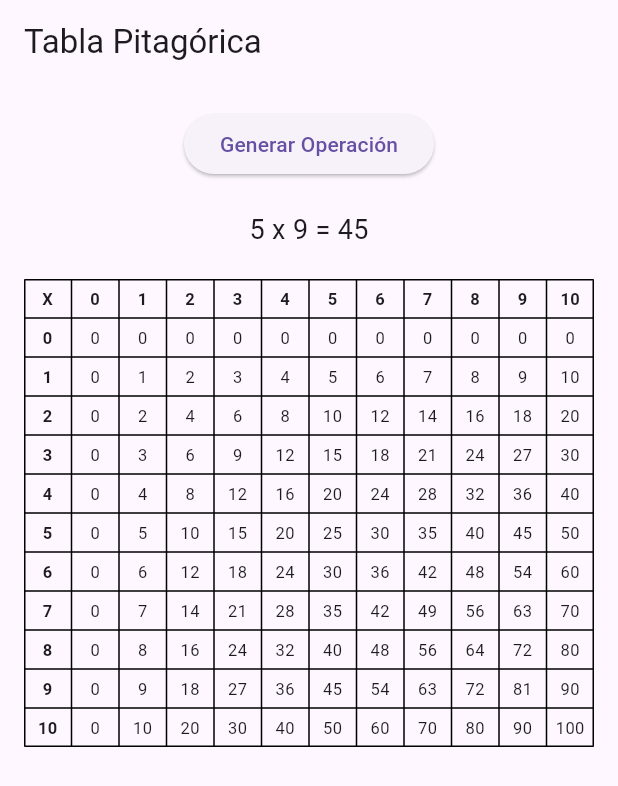
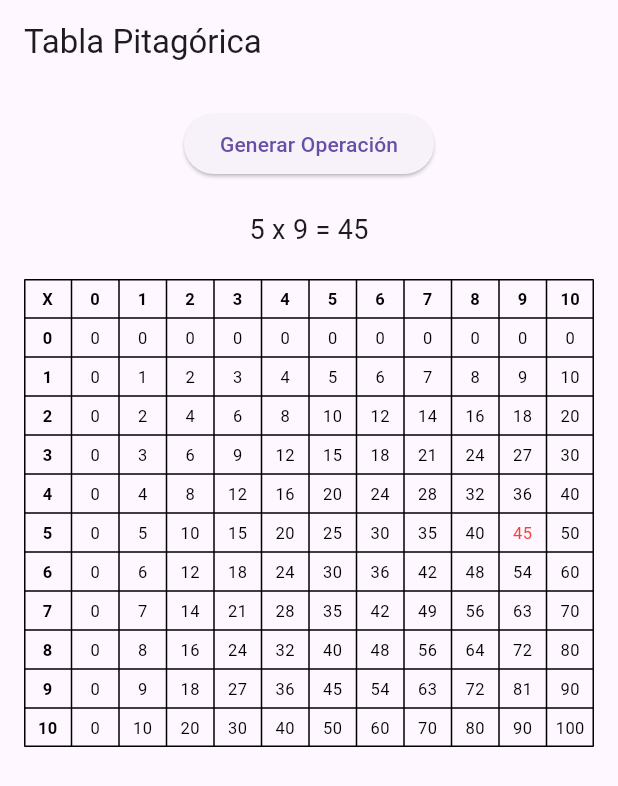
Before and after one commit to martinschipani/Tabla-pitagorica, a Flutter app: the screen it shows after launch, after a tap on "Generar Operación", on a phone screen of 412 x 824 dp. Shown: the top 786 px of the screen. Run offline on Flutter 3.47's test engine with Material 3 defaults, Android fonts, the phone set to English and light mode, and no system bars.

Commit message:
Boton de operaciones random
Se agrego la funcionalidad del boton.

```diff
--- a/tabla_pitagorica/lib/controllers/random_operation_button_controller.dart
+++ b/tabla_pitagorica/lib/controllers/random_operation_button_controller.dart
@@ -2,14 +2,26 @@ import 'dart:math';
 
 class OperationButtonController {
   final int size;
+  final Set<List<int>> _previousOperations = {}; // Conjunto para almacenar las operaciones anteriores
 
   OperationButtonController(this.size);
 
+  // Método para generar una operación aleatoria sin repetición
   List<int> getRandomOperation() {
     final random = Random();
-    int row = random.nextInt(size + 1);
-    int col = random.nextInt(size + 1);
-    int result = row * col;
-    return [row, col, result];
+    List<int> operation;
+
+    if (_previousOperations.length >= (size + 1) * (size + 1)) {
+      throw Exception('Todas las operaciones ya han sido generadas.');
+    }
+
+    do {
+      int row = random.nextInt(size + 1); // Generar un número aleatorio entre 0 y size
+      int col = random.nextInt(size + 1); // Generar un número aleatorio entre 0 y size
+      operation = [row, col, row * col];
+    } while (_previousOperations.contains(operation)); // Repetir hasta que se encuentre una operación no repetida
+
+    _previousOperations.add(operation); // Agregar la nueva operación al conjunto
+    return operation;
   }
 }
--- a/tabla_pitagorica/lib/views/pythagorean_table_view.dart
+++ b/tabla_pitagorica/lib/views/pythagorean_table_view.dart
@@ -14,10 +14,20 @@ class PythagoreanTableView extends StatefulWidget {
 }
 
 class _PythagoreanTableViewState extends State<PythagoreanTableView> {
+  Set<String> _highlightedCells = {};
+
+  void _handleOperationGenerated(List<int> operation) {
+    setState(() {
+      // Sumamos 1 a la fila y columna porque el resultado está desplazado por los encabezados
+      int multiplicando = operation[0] + 1; // Fila
+      int multiplicador = operation[1] + 1; // Columna
+      _highlightedCells.add('$multiplicando-$multiplicador');
+    });
+  }
+
   @override
   Widget build(BuildContext context) {
     final table = widget.controller.getTable(widget.tableSize);
-
     final operationButtonController = OperationButtonController(widget.tableSize);
 
     return Scaffold(
@@ -28,8 +38,8 @@ class _PythagoreanTableViewState extends State<PythagoreanTableView> {
         padding: const EdgeInsets.all(16.0),
         child: Column(
           children: [
-            OperationButtonView(controller: operationButtonController),
-            SizedBox(height: 20),
+            OperationButtonView(controller: operationButtonController, onOperationGenerated: _handleOperationGenerated),
+            SizedBox(height: 20), // Espacio entre la tabla y el botón
             Expanded(
               child: SingleChildScrollView(
                 child: Table(
@@ -38,13 +48,14 @@ class _PythagoreanTableViewState extends State<PythagoreanTableView> {
                   children: [
                     TableRow(
                       children: table[0].map((cell) {
-                        return _buildCell(cell.toString(), true);
+                        return _buildCell(cell.toString(), true, false);
                       }).toList(),
                     ),
                     for (int i = 1; i < table.length; i++)
                       TableRow(
                         children: List.generate(table[i].length, (index) {
-                          return _buildCell(table[i][index].toString(), index == 0);
+                          bool isHighlighted = _highlightedCells.contains('$i-$index');
+                          return _buildCell(table[i][index].toString(), index == 0, isHighlighted);
                         }),
                       ),
                   ],
@@ -57,7 +68,7 @@ class _PythagoreanTableViewState extends State<PythagoreanTableView> {
     );
   }
 
-  Widget _buildCell(String content, bool isBold) {
+  Widget _buildCell(String content, bool isBold, bool isHighlighted) {
     return Padding(
       padding: const EdgeInsets.all(5.0),
       child: Center(
@@ -66,6 +77,7 @@ class _PythagoreanTableViewState extends State<PythagoreanTableView> {
           style: TextStyle(
             fontWeight: isBold ? FontWeight.bold : FontWeight.normal,
             fontSize: 11,
+            color: isHighlighted ? Colors.red : Colors.black, // Cambiar color si está resaltado
           ),
           textAlign: TextAlign.center,
         ),
--- a/tabla_pitagorica/lib/views/random_operation_button_view.dart
+++ b/tabla_pitagorica/lib/views/random_operation_button_view.dart
@@ -3,15 +3,16 @@ import '../controllers/random_operation_button_controller.dart';
 
 class OperationButtonView extends StatefulWidget {
   final OperationButtonController controller;
+  final Function(List<int>) onOperationGenerated; // Callback para pasar la operación generada a la tabla
 
-  OperationButtonView({required this.controller});
+  OperationButtonView({required this.controller, required this.onOperationGenerated});
 
   @override
   _OperationButtonViewState createState() => _OperationButtonViewState();
 }
 
 class _OperationButtonViewState extends State<OperationButtonView> {
-  String _operationText = '';
+  String _operationText = ''; // Variable para almacenar el texto de la operación
 
   @override
   Widget build(BuildContext context) {
@@ -20,13 +21,18 @@ class _OperationButtonViewState extends State<OperationButtonView> {
         ElevatedButton(
           onPressed: () {
             setState(() {
-              final operation = widget.controller.getRandomOperation();
-              _operationText = '${operation[0]} x ${operation[1]} = ${operation[2]}';
+              try {
+                final operation = widget.controller.getRandomOperation();
+                _operationText = '${operation[0]} x ${operation[1]} = ${operation[2]}';
+                widget.onOperationGenerated(operation); // Pasar la operación generada
+              } catch (e) {
+                _operationText = 'No quedan más operaciones.';
+              }
             });
           },
           child: Text('Generar Operación'),
         ),
-        SizedBox(height: 20),
+        SizedBox(height: 20), // Espacio entre el botón y el texto
         Text(
           _operationText,
           style: TextStyle(fontSize: 18),
```
